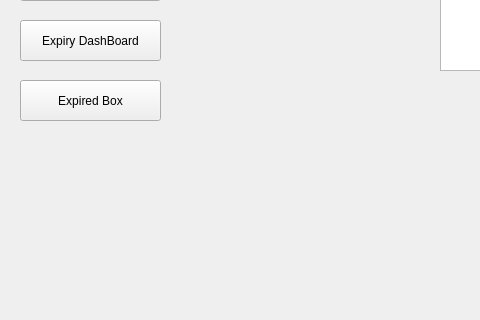
Above: mainwindow.ui from sahariajf/ExpiryGuard before the change; both pictures show x 0 to 480 and y 130 to 450 of the 798 by 600 pixel window. Below: the same form after it.
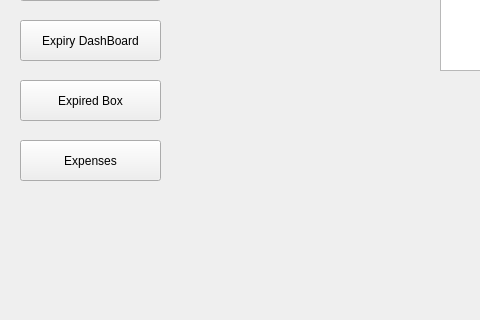
That is the form after the change.

The edit to the form file:
```diff
--- a/mainwindow.ui
+++ b/mainwindow.ui
@@ -219,6 +219,19 @@
      <string>Shop Dashboard</string>
     </property>
    </widget>
+   <widget class="QPushButton" name="expensesBT">
+    <property name="geometry">
+     <rect>
+      <x>20</x>
+      <y>270</y>
+      <width>141</width>
+      <height>41</height>
+     </rect>
+    </property>
+    <property name="text">
+     <string>Expenses</string>
+    </property>
+   </widget>
   </widget>
   <widget class="QStatusBar" name="statusBar"/>
  </widget>
```
